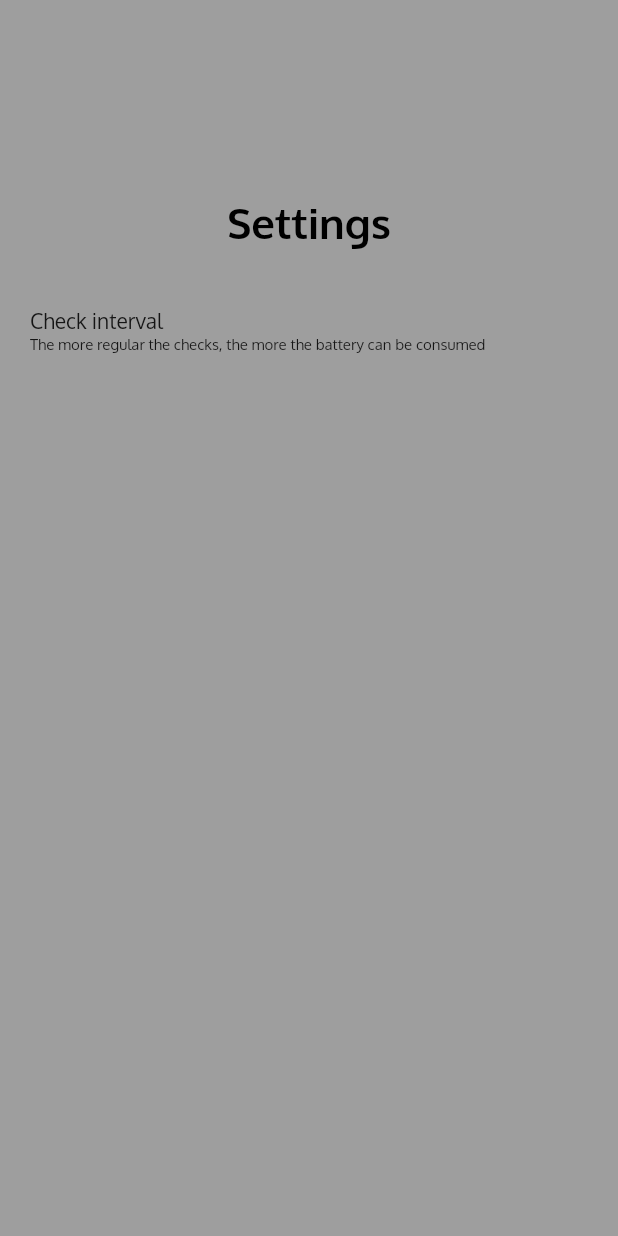
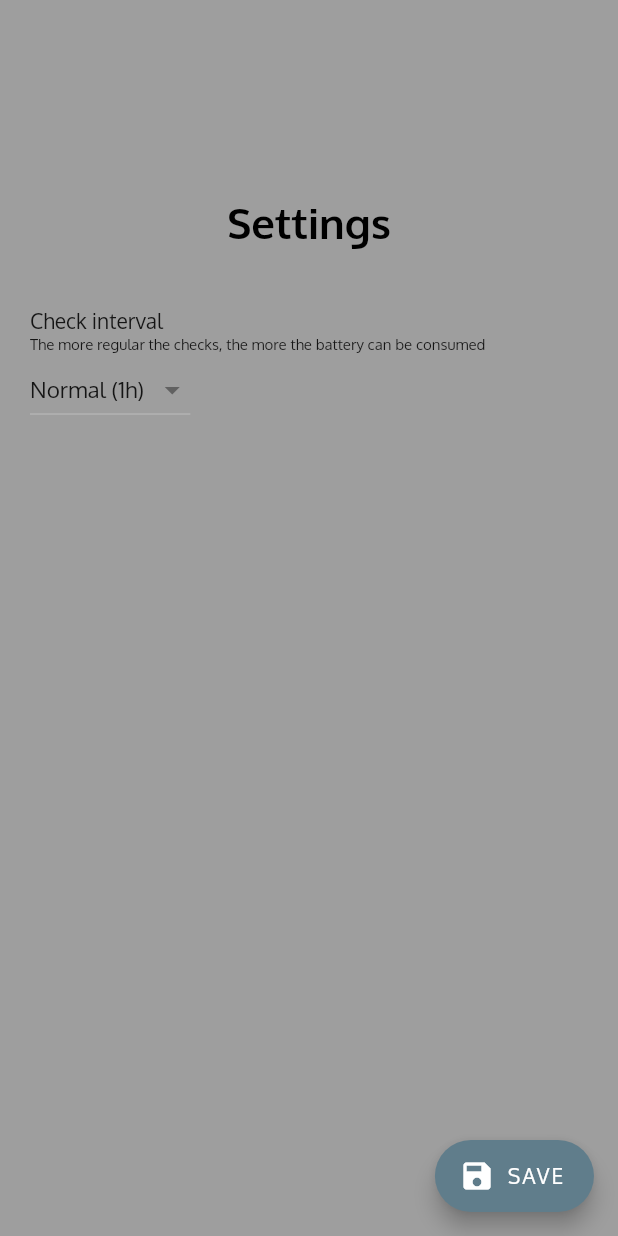
Before and after one commit to Teckinfor/JWNotifyer, a Flutter app: the screen it shows after launch, after a tap on the "settings" icon, on a phone screen of 412 x 824 dp. Run offline on Flutter 3.47's test engine with Material 2 defaults, Android fonts, the phone set to English and light mode, and no system bars.

Commit message:
Huge update

```diff
--- a/jwnotifyer/lib/homepage.dart
+++ b/jwnotifyer/lib/homepage.dart
@@ -1,3 +1,4 @@
+import 'dart:async';
 import 'dart:collection';
 import 'settings.dart';
 import 'package:flutter/material.dart';
@@ -9,22 +10,45 @@ class HomePage extends StatefulWidget {
   State<HomePage> createState() => _HomePageState();
 }
 
+Timer? timer;
+String intervalValue = "Normal";
+
 class _HomePageState extends State<HomePage> {
   @override
   void initState() {
+
     super.initState();
-  }
+
+      int interval = 3600;
+      switch (intervalValue) {
+        case "Slow":{
+          interval = 21600;
+          break;
+        }
+        case "Fast":{
+          interval = 1800;
+          break;
+        }
+        default:
+          interval = 3600;
+          break;
+      }
+
+      timer = Timer.periodic(Duration(seconds: interval), (Timer t) => checkContentEachLanguage(languageFields: languageFields));
+
+    }
 
   @override
   void dispose() {
+    timer?.cancel();
     super.dispose();
   }
 
   Map languageFields = {
     "English": {
       "isEnabled": true,
-      "infoMessage": "Disabled",
-      "lastNotif": DateTime.now()
+      "infoMessage": "Enabled",
+      "lastNotif": null
     },
   };
 
@@ -36,6 +60,15 @@ class _HomePageState extends State<HomePage> {
     'German': true,
     'Italiano': true
   };
+
+  void checkContentEachLanguage({required Map languageFields}){
+    for (String language in languageFields.keys){
+      if (languageFields[language]["isEnabled"]){
+        print("CURRENTLY CHECKING FOR $language each $intervalValue interval");
+        languageFields[language]["lastNotif"] = DateTime.now();
+      }
+    }
+  }
 
   Container lastNotificationInformation(
       {required String language, required Map languageFields}) {
@@ -65,7 +98,7 @@ class _HomePageState extends State<HomePage> {
         child: Row(children: [
           const Text(
             "Last notification: ",
-            style: const TextStyle(fontSize: 10),
+            style: TextStyle(fontSize: 10),
           ),
           Text(
             text,
@@ -156,9 +189,9 @@ class _HomePageState extends State<HomePage> {
                   onChanged: (newValue) {
                     setState(() {
                       //////////////////////////////////////////////////////////////// DEBUG FUNCTION
-                      final List<Locale> locales =
-                          WidgetsBinding.instance!.window.locales;
-                      print(locales);
+                      //final List<Locale> locales =
+                      //    WidgetsBinding.instance!.window.locales;
+                      //print(locales);
                       //////////////////////////////////////////////////////////////// DEBUG FUNCTION
                       languageFields[language]['isEnabled'] = newValue;
                       languageFields[language]['infoMessage'] =
@@ -254,10 +287,10 @@ class _HomePageState extends State<HomePage> {
       floatingActionButton: FloatingActionButton(
             child: const Icon(Icons.settings),
             backgroundColor: Colors.blueGrey ,
-            onPressed: (){
-              Navigator.push(
+            onPressed: () async {
+              intervalValue = await Navigator.push(
                 context,
-                MaterialPageRoute(builder: (context) => const settings()),
+                MaterialPageRoute(builder: (context) => settings(intervalUsed: intervalValue)),
               );
           }),
       body: Container(
--- a/jwnotifyer/lib/main.dart
+++ b/jwnotifyer/lib/main.dart
@@ -11,6 +11,7 @@ class MyApp extends StatelessWidget {
   @override
   Widget build(BuildContext context) {
     return MaterialApp(
+      debugShowCheckedModeBanner: false,
       title:'JWNotifyer',
       home: HomePage(),
       theme: ThemeData(
--- a/jwnotifyer/lib/settings.dart
+++ b/jwnotifyer/lib/settings.dart
@@ -1,16 +1,52 @@
 import 'package:flutter/material.dart';
 
 class settings extends StatefulWidget {
-  const settings({Key? key}) : super(key: key);
+  String intervalUsed;
+  settings({Key? key, required this.intervalUsed}) : super(key: key);
 
   @override
-  State<settings> createState() => _settingsState();
+  State<settings> createState() => _settingsState(intervalUsed: intervalUsed);
 }
 
 class _settingsState extends State<settings> {
+  String intervalUsed;
+  _settingsState({required this.intervalUsed}) : super();
+
+  List<DropdownMenuItem<String>> get checkInterval {
+    List<DropdownMenuItem<String>> checkInterval = [
+      const DropdownMenuItem(
+          child: Text(
+            "Fast (30min)",
+            style: TextStyle(fontSize: 15),
+          ),
+          value: "Fast"),
+      const DropdownMenuItem(
+          child: Text(
+            "Normal (1h)",
+            style: TextStyle(fontSize: 15),
+          ),
+          value: "Normal"),
+      const DropdownMenuItem(
+          child: Text(
+            "Slow (6h)",
+            style: TextStyle(fontSize: 15),
+          ),
+          value: "Slow")
+    ];
+    return checkInterval;
+  }
+
   @override
   Widget build(BuildContext context) {
     return Scaffold(
+        floatingActionButton: FloatingActionButton.extended(
+          onPressed: () {
+            Navigator.pop(context, intervalUsed);
+          },
+          backgroundColor: Colors.blueGrey,
+          icon: const Icon(Icons.save),
+          label: const Text("SAVE"),
+        ),
         body: Container(
             color: Colors.grey,
             height: MediaQuery.of(context).size.height,
@@ -18,7 +54,7 @@ class _settingsState extends State<settings> {
             child: Column(
               children: [
                 Container(
-                    margin: EdgeInsets.only(top: 130, bottom: 40),
+                    margin: const EdgeInsets.only(top: 130, bottom: 40),
                     child: const Text(
                       "Settings",
                       style: TextStyle(
@@ -27,12 +63,11 @@ class _settingsState extends State<settings> {
                           color: Colors.black),
                     )),
                 Container(
-                  margin: EdgeInsets.only(left: 20, right: 20),
+                  margin: const EdgeInsets.only(left: 20, right: 20),
                   child: Column(children: [
                     Row(
-                      children: [
-                        const Text("Check interval"),
-                        //DropdownButton(items: , onChanged: (newValue){})
+                      children: const [
+                        Text("Check interval"),
                       ],
                     ),
                     Row(
@@ -42,7 +77,19 @@ class _settingsState extends State<settings> {
                           style: TextStyle(fontSize: 10),
                         )
                       ],
-                    )
+                    ),
+                    Row(
+                      children: [
+                        DropdownButton(
+                            items: checkInterval,
+                            value: intervalUsed,
+                            onChanged: (String? newValue) {
+                              setState(() {
+                                intervalUsed = newValue!;
+                              });
+                            })
+                      ],
+                    ),
                   ]),
                 )
               ],
```
Also changed, not shown: jwnotifyer/lib/store_data.dart (added).
